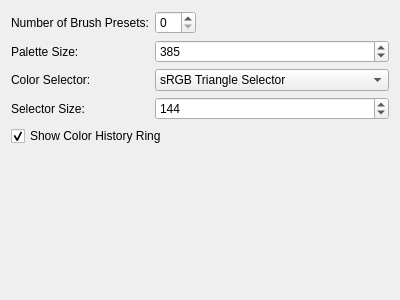
Before: the Qt Designer form libs/ui/forms/WdgPopupPaletteSettings.ui in KDE/krita, drawn with Qt 5.
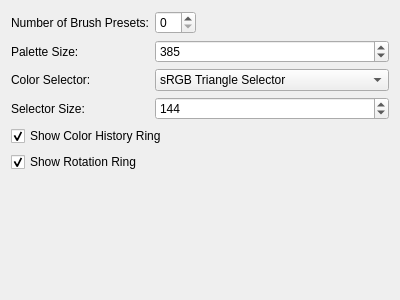
After: the same form once the commit is applied. Custom widgets are drawn as their Qt base class.

Commit message:
Popup Palette: Add setting to hide/show rotation track
This also adds a tiny margin around the presets ring, otherwise when the
rotation track is hidden, the slots pop out of the palette.

The inner rotation track is also thicker so that it's width can be taken
into account when laying out the presets and the margin is pixel perfect.

What changed in the file:
```diff
--- a/libs/ui/forms/WdgPopupPaletteSettings.ui
+++ b/libs/ui/forms/WdgPopupPaletteSettings.ui
@@ -105,6 +105,16 @@
      </property>
     </widget>
    </item>
+   <item row="5" column="0" colspan="2">
+    <widget class="QCheckBox" name="chkShowRotationTrack">
+     <property name="text">
+      <string>Show Rotation Ring</string>
+     </property>
+     <property name="checked">
+      <bool>true</bool>
+     </property>
+    </widget>
+   </item>
   </layout>
  </widget>
  <customwidgets>
```
The commit also changes 3 other files.
